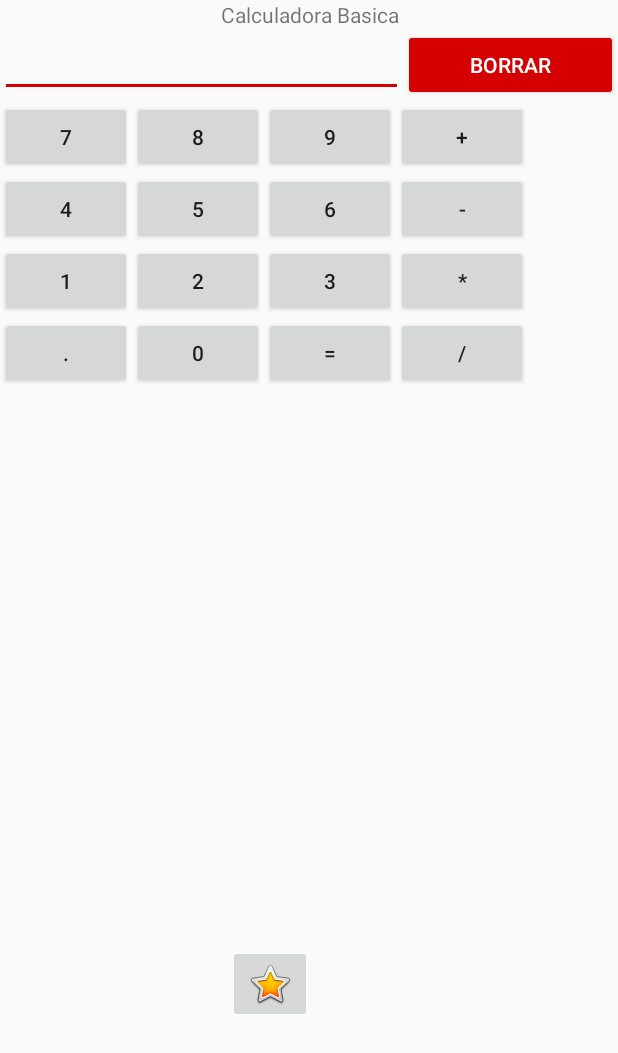
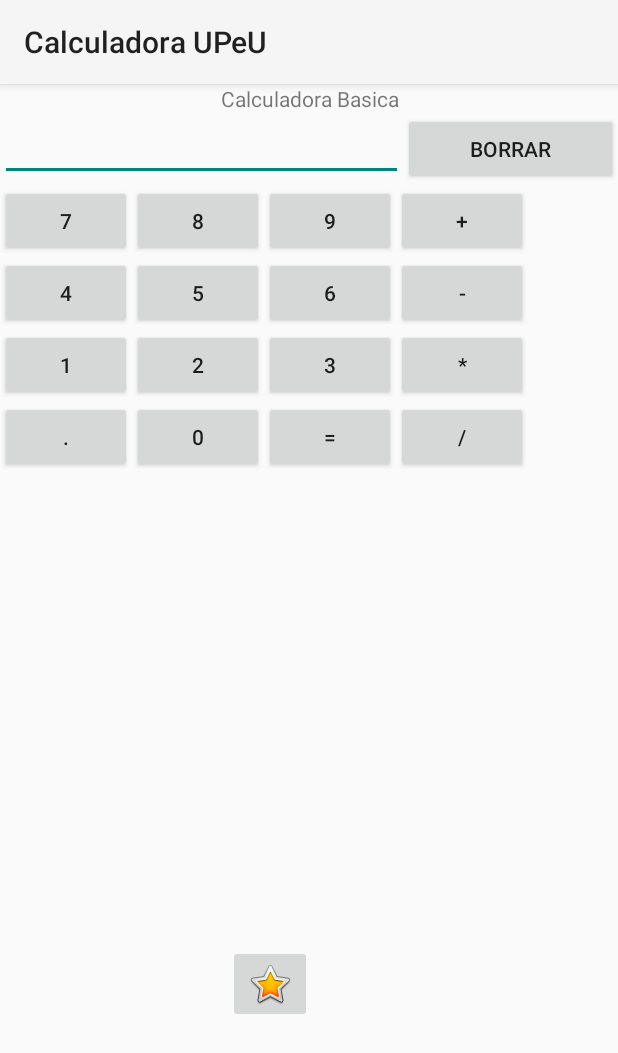
Before and after one commit to davidmp/MovilesUPeUII, an Android app: the screen it shows after launch (MainActivity), on a phone screen of 412 x 824 dp. Shown: the top 1053 px of the screen. Run offline under Robolectric (Android 15) with nearby library versions, the phone set to English and light mode, and no system bars.

Commit message:
Agregado con Libreria

```diff
--- a/CalculadoraUPeU/app/build.gradle
+++ b/CalculadoraUPeU/app/build.gradle
@@ -25,4 +25,5 @@ dependencies {
     testImplementation 'junit:junit:4.12'
     androidTestImplementation 'com.android.support.test:runner:1.0.2'
     androidTestImplementation 'com.android.support.test.espresso:espresso-core:3.0.2'
+    implementation project(path: ':estilomaterialupeu-release')
 }
--- a/CalculadoraUPeU/app/src/main/AndroidManifest.xml
+++ b/CalculadoraUPeU/app/src/main/AndroidManifest.xml
@@ -8,7 +8,7 @@
         android:label="@string/app_name"
         android:roundIcon="@mipmap/ic_launcher_round"
         android:supportsRtl="true"
-        android:theme="@style/AppTheme.Red">
+        android:theme="@style/AppTheme.Green">
         <activity android:name=".MainActivity">
             <intent-filter>
                 <action android:name="android.intent.action.MAIN" />
@@ -16,6 +16,7 @@
                 <category android:name="android.intent.category.LAUNCHER" />
             </intent-filter>
         </activity>
+        <activity android:name=".Main2Activity"></activity>
     </application>
 
 </manifest>
--- a/CalculadoraUPeU/app/src/main/res/drawable/state_list_selectable_rect_red.xml
+++ /dev/null
@@ -1,24 +0,0 @@
-<?xml version="1.0" encoding="utf-8"?>
-<selector xmlns:android="http://schemas.android.com/apk/res/android"
-          android:exitFadeDuration="@android:integer/config_mediumAnimTime">
-    <!-- Pressed state -->
-    <item android:state_pressed="true">
-        <shape android:shape="rectangle">
-            <solid android:color="@color/selector_red_pressed"/>
-        </shape>
-    </item>
-    <!-- Selected state -->
-    <item android:state_selected="true">
-        <shape android:shape="rectangle">
-            <solid android:color="@color/selector_red_focused"/>
-        </shape>
-    </item>
-    <!-- Focused state -->
-    <item android:state_focused="true">
-        <shape android:shape="rectangle">
-            <solid android:color="@color/selector_red_focused"/>
-        </shape>
-    </item>
-    <!-- Normal state -->
-    <item android:drawable="@color/selector_normal"/>
-</selector>
--- a/CalculadoraUPeU/app/src/main/res/drawable/state_list_selectable_rounded_rect_red.xml
+++ /dev/null
@@ -1,27 +0,0 @@
-<?xml version="1.0" encoding="utf-8"?>
-<selector xmlns:android="http://schemas.android.com/apk/res/android"
-          android:exitFadeDuration="@android:integer/config_mediumAnimTime">
-    <!-- Pressed state -->
-    <item android:state_pressed="true">
-        <shape android:shape="rectangle">
-            <solid android:color="@color/selector_red_pressed"/>
-            <corners android:radius="@dimen/selectable_rounded_rect_corner_radius"/>
-        </shape>
-    </item>
-    <!-- Selected state -->
-    <item android:state_selected="true">
-        <shape android:shape="rectangle">
-            <solid android:color="@color/selector_red_focused"/>
-            <corners android:radius="@dimen/selectable_rounded_rect_corner_radius"/>
-        </shape>
-    </item>
-    <!-- Focused state -->
-    <item android:state_focused="true">
-        <shape android:shape="rectangle">
-            <solid android:color="@color/selector_red_focused"/>
-            <corners android:radius="@dimen/selectable_rounded_rect_corner_radius"/>
-        </shape>
-    </item>
-    <!-- Normal state -->
-    <item android:drawable="@color/selector_normal"/>
-</selector>
--- a/CalculadoraUPeU/app/src/main/res/layout/activity_main.xml
+++ b/CalculadoraUPeU/app/src/main/res/layout/activity_main.xml
@@ -4,7 +4,7 @@
     xmlns:tools="http://schemas.android.com/tools"
     android:layout_width="match_parent"
     android:layout_height="match_parent"
-    android:theme="@style/AppTheme.Red"
+
     tools:context=".MainActivity">
 
     <LinearLayout
@@ -47,8 +47,9 @@
                     android:layout_width="wrap_content"
                     android:layout_height="wrap_content"
                     android:layout_weight="1"
+
                     android:text="@string/btn_borrar"
-                    android:theme="@style/AppTheme.Red"
+
                     />
 
             </LinearLayout>
--- a/CalculadoraUPeU/app/src/main/res/values/colors.xml
+++ b/CalculadoraUPeU/app/src/main/res/values/colors.xml
@@ -4,7 +4,8 @@
     <color name="colorPrimaryDark">#303F9F</color>
     <color name="colorAccent">#FF4081</color>
 
-    <!-- Material Color Palette -->
+
+    <!-- Material Color Palette-->
     <color name="material_gray_050">#FAFAFA</color>
     <color name="material_gray_100">#F5F5F5</color>
     <color name="material_gray_200">#EEEEEE</color>
@@ -121,7 +122,7 @@
     <color name="material_purple_a400">#D500F9</color>
     <color name="material_purple_a700">#AA00FF</color>
 
-    <!-- Selectors -->
+    <!-- Selectors
     <color name="selector_normal">@android:color/transparent</color>
     <color name="selector_white_focused">#22FFFFFF</color>
     <color name="selector_white_pressed">#33FFFFFF</color>
@@ -141,4 +142,5 @@
     <color name="selector_blue_pressed">#442962FF</color>
     <color name="selector_purple_focused">#22AA00FF</color>
     <color name="selector_purple_pressed">#44AA00FF</color>
+    -->
 </resources>
--- a/CalculadoraUPeU/app/src/main/res/values/styles.xml
+++ b/CalculadoraUPeU/app/src/main/res/values/styles.xml
@@ -1,78 +1,4 @@
+<?xml version="1.0" encoding="utf-8"?>
 <resources>
 
-    <!-- Base Theme -->
-    <style name="BaseTheme" parent="Theme.AppCompat.Light.DarkActionBar">
-        <!-- Attributes for all APIs -->
-        <item name="windowActionBar">false</item>
-        <item name="windowNoTitle">true</item>
-        <item name="colorControlHighlight">@color/selector_black_pressed</item>
-    </style>
-
-
-    <!-- Base application theme. -->
-    <style name="AppTheme" parent="BaseTheme">
-
-    </style>
-
-
-
-    <!-- Red App Theme -->
-    <style name="BaseTheme.Red" parent="AppTheme">
-        <!-- Attributes for all APIs -->
-        <item name="colorPrimary">@color/material_red_500</item>
-        <item name="colorPrimaryDark">@color/material_red_700</item>
-        <item name="colorAccent">@color/material_red_a700</item>
-    </style>
-
-    <style name="ButtonStyle.Colored" parent="Widget.AppCompat.Button.Colored">
-    </style>
-
-    <style name="AppTheme.Red" parent="BaseTheme.Red">
-        <!-- API specific attributes 14+ -->
-        <item name="selectableRectDrawableColored">@drawable/state_list_selectable_rect_red</item>
-        <item name="selectableRoundedRectDrawableColored">@drawable/state_list_selectable_rounded_rect_red</item>
-    </style>
-
-
-
-
-
-
-    <!-- Lime App Theme -->
-    <style name="BaseTheme.Lime" parent="AppTheme">
-        <!-- Attributes for all APIs -->
-        <item name="colorPrimary">@color/material_lime_500</item>
-        <item name="colorPrimaryDark">@color/material_lime_700</item>
-        <item name="colorAccent">@color/material_lime_a700</item>
-    </style>
-
-    <!-- Orange App Theme -->
-    <style name="BaseTheme.Orange" parent="AppTheme">
-        <!-- Attributes for all APIs -->
-        <item name="colorPrimary">@color/material_orange_500</item>
-        <item name="colorPrimaryDark">@color/material_orange_700</item>
-        <item name="colorAccent">@color/material_orange_a700</item>
-    </style>
-
-
-
-
-    <!-- Green App Theme -->
-    <style name="BaseTheme.Green" parent="AppTheme">
-        <!-- Attributes for all APIs -->
-        <item name="colorPrimary">@color/material_green_500</item>
-        <item name="colorPrimaryDark">@color/material_green_700</item>
-        <item name="colorAccent">@color/material_green_a700</item>
-
-    </style>
-
-    <!-- Blue App Theme -->
-    <style name="BaseTheme.Blue" parent="AppTheme">
-        <!-- Attributes for all APIs -->
-        <item name="colorPrimary">@color/material_blue_500</item>
-        <item name="colorPrimaryDark">@color/material_blue_700</item>
-        <item name="colorAccent">@color/material_blue_a700</item>
-
-    </style>
-
 </resources>
--- a/CalculadoraUPeU/settings.gradle
+++ b/CalculadoraUPeU/settings.gradle
@@ -1 +1 @@
-include ':app'
+include ':app', ':estilomaterialupeu-release'
```
Also changed, not shown: CalculadoraUPeU/app/src/main/res/values/attrs.xml (deleted, +0 -15 lines), CalculadoraUPeU/app/src/main/res/values/dimens.xml (deleted, +0 -29 lines).
